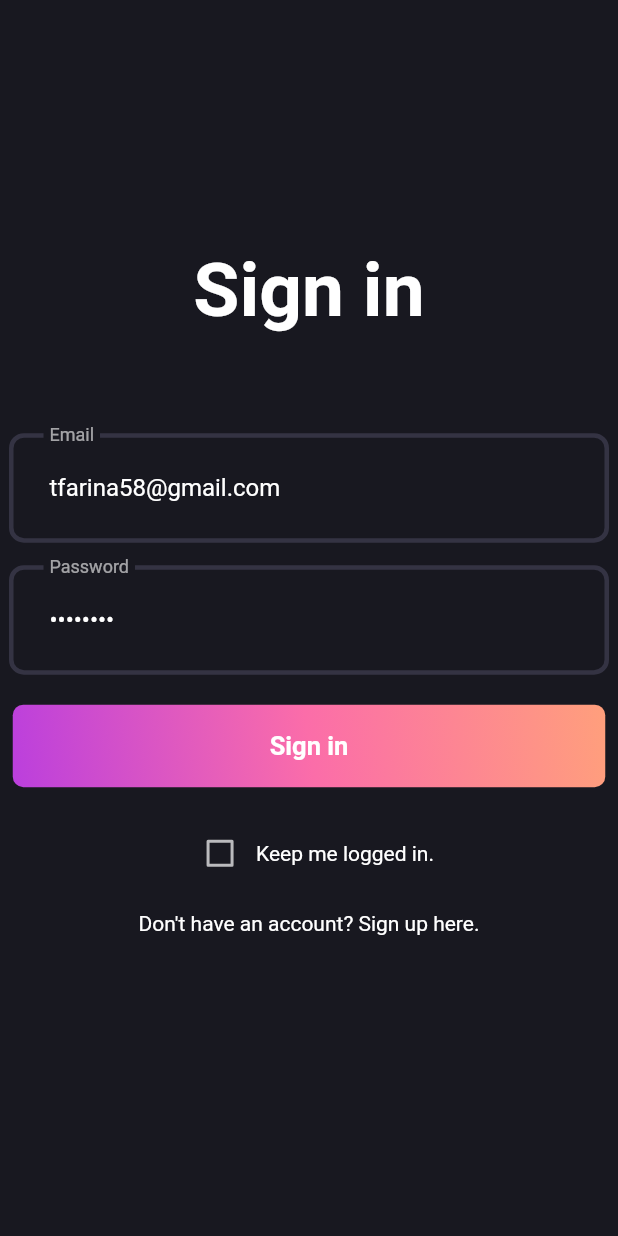
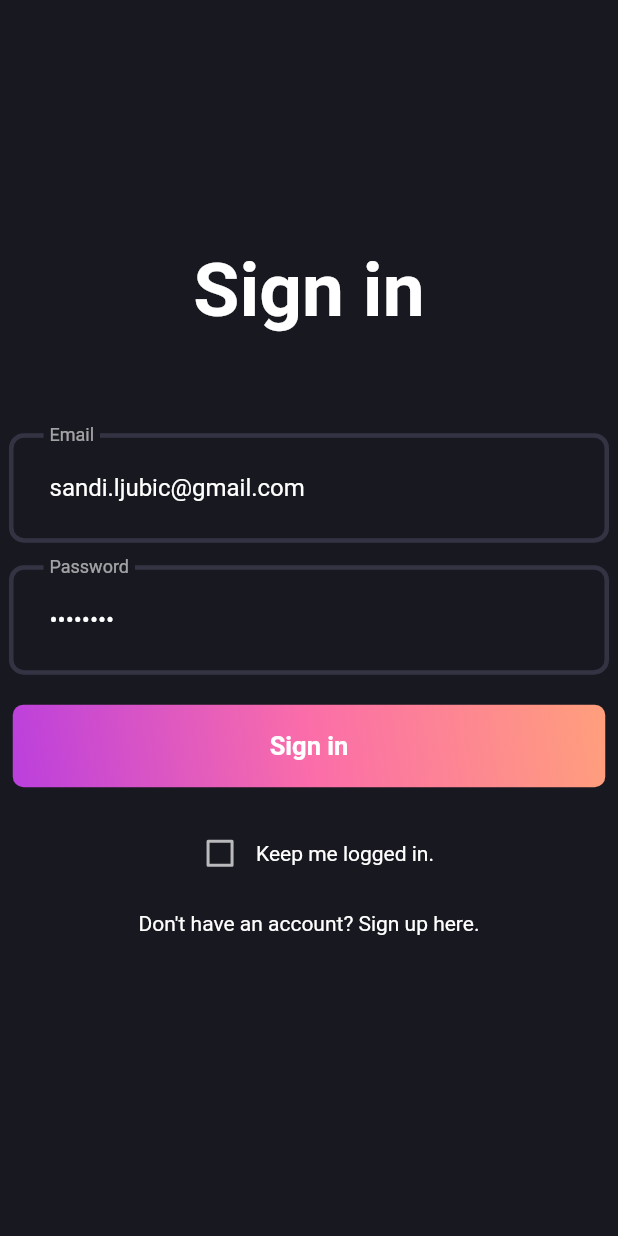
Before and after one commit to tfarina58/Diplomski_rad, a Flutter app: the screen it shows after launch, on a phone screen of 412 x 824 dp. Run offline on Flutter 3.47's test engine with Material 2 defaults, Android fonts, the phone set to English and light mode, and no system bars; our stand-ins replace cloud_firestore, file_picker, firebase_auth, firebase_core, firebase_storage, flutter_map and 5 more; missing offline and left inert: flutter_dropzone, geocode; accounts and stored records are empty.

Commit message:
asdasdwqe12dwergvrtzjumt

```diff
--- a/lib/interfaces/user-preferences.dart
+++ b/lib/interfaces/user-preferences.dart
@@ -1,5 +1,4 @@
 class UserPreferences {
-  String distance;
   String temperature;
   String dateFormat;
   String language;
@@ -8,7 +7,6 @@ class UserPreferences {
   // FontSize fontSize;
 
   UserPreferences({
-    this.distance = "km",
     this.temperature = "C",
     this.dateFormat = "yyyy-MM-dd",
     this.language = "en",
@@ -26,14 +24,4 @@ class UserPreferences {
   static double K2C(double k) {
     return k - 272.15;
   }
-
-    // Kelvin to Fahrenheit
-  static double Km2Mi(double km) {
-    return km * 0.6213;
-  }
-
-  // Kelvin to Celsius
-  static double Mi2Km(double mi) {
-    return mi * 1.6093;
-  }
 }
--- a/lib/interfaces/user.dart
+++ b/lib/interfaces/user.dart
@@ -28,7 +28,6 @@ abstract class User {
       res.lastname = user['lastname'] ?? "";
       res.phone = user['phone'] ?? "";
       res.preferences = UserPreferences(
-        distance: user['distance'] ?? "km",
         temperature: user['temperature'] ?? "C",
         dateFormat: user['dateFormat'] ?? "yyyy-MM-dd",
         language: user['language'] ?? "en",
@@ -63,7 +62,6 @@ abstract class User {
       res.ownerLastname = user['ownerLastname'] ?? "";
       res.phone = user['phone'] ?? "";
       res.preferences = UserPreferences(
-        distance: user['distance'] ?? "km",
         temperature: user['temperature'] ?? "C",
         dateFormat: user['dateFormat'] ?? "yyyy-MM-dd",
         language: user['language'] ?? "en",
@@ -83,7 +81,6 @@ abstract class User {
       res.email = user['email'] ?? "";
       res.phone = user['phone'] ?? "";
       res.preferences = UserPreferences(
-        distance: user['distance'] ?? "km",
         temperature: user['temperature'] ?? "C",
         dateFormat: user['dateFormat'] ?? "yyyy-MM-dd",
         language: user['language'] ?? "en",
@@ -116,7 +113,6 @@ abstract class User {
         "bio": user.bio,
         "blocked": user.blocked,
         "banned": user.banned,
-        "distance": user.preferences.distance,
         "temperature": user.preferences.temperature,
         "dateFormat": user.preferences.dateFormat,
         "language": user.preferences.language,
@@ -143,7 +139,6 @@ abstract class User {
         "bio": user.bio,
         "blocked": user.blocked,
         "banned": user.banned,
-        "distance": user.preferences.distance,
         "temperature": user.preferences.temperature,
         "dateFormat": user.preferences.dateFormat,
         "language": user.preferences.language,
@@ -158,7 +153,6 @@ abstract class User {
       return {
         "email": user.email,
         "phone": user.phone,
-        "distance": user.preferences.distance,
         "temperature": user.preferences.temperature,
         "dateFormat": user.preferences.dateFormat,
         "language": user.preferences.language,
--- a/lib/pages/auth/login.dart
+++ b/lib/pages/auth/login.dart
@@ -14,7 +14,7 @@ class LoginPage extends StatefulWidget {
   LoginPage({Key? key}) : super(key: key);
 
   bool keepLoggedIn = false;
-  String email = "tfarina58@gmail.com";
+  String email = "sandi.ljubic@gmail.com"; // "tfarina58@gmail.com";
   String password = "password";
   LanguageService lang = LanguageService.getInstance("en");
 
@@ -49,28 +49,7 @@ class _LoginPageState extends State<LoginPage> {
                   fontSize: 50,
                 ),
               ),
-              const SizedBox(height: 50),
-              /*SocialButton(
-                iconPath: 'svgs/google.svg',
-                label: widget.lang.dictionary["sign_in_with_google"]!,
-                method: () {},
-                horizontalPadding: 110,
-              ),*/
-              /*const SizedBox(height: 20),
-              SocialButton(
-                iconPath: 'svgs/facebook.svg',
-                label: widget.lang.dictionary["sign_in_with_facebook"]!,
-                method: () {},
-                horizontalPadding: 100,
-              ),
-              const SizedBox(height: 15),
-              Text(
-                widget.lang.dictionary["or"]!,
-                style: const TextStyle(
-                  fontSize: 17,
-                ),
-              ),*/
-              const SizedBox(height: 15),
+              const SizedBox(height: 65),
               StringField(
                 presetText: widget.email,
                 labelText: widget.lang.translate('email'),
@@ -164,10 +143,13 @@ class _LoginPageState extends State<LoginPage> {
           await sharedPreferencesService.setTypeOfUser("ind");
         } else if (user is Company) {
           await sharedPreferencesService.setTypeOfUser("com");
+        } else if (user is Admin) {
+          await sharedPreferencesService.setTypeOfUser("adm");
         }
-        await sharedPreferencesService.setLanguage(user.preferences.language.isEmpty ? user.preferences.language : "en");
+        await sharedPreferencesService.setDateFormat(user.preferences.dateFormat.isNotEmpty ? user.preferences.dateFormat : "en");
+        await sharedPreferencesService.setLanguage(user.preferences.language.isNotEmpty ? user.preferences.language : "en");
         await sharedPreferencesService.setKeepLoggedIn(keepLoggedIn);
-        await sharedPreferencesService.setAvatarImage(user is Customer ? user.avatarImage : "");
+        await sharedPreferencesService.setAvatarImage(user is Customer && user.avatarImage.isNotEmpty ? user.avatarImage : "");
 
         toHomePage();
       }
--- a/lib/services/language.dart
+++ b/lib/services/language.dart
@@ -192,6 +192,9 @@ class LanguageService {
           "cant_obtain_categories": "There was an error while trying to obtain your categories. Please try again later.",
           "cant_obtain_elements": "There was an error while trying to obtain your elements. Please try again later.",
           "must_save_or_cancel_changes": "Before leaving to another element, you must save or cancel all the changes.",
+          "create_element": "Create element",
+          "delete_element": "Delete element",
+          "update_element": "Update element",
         };
         return jsonEN;
       case "de":
@@ -372,6 +375,9 @@ class LanguageService {
           "cant_obtain_categories": "Beim Versuch, Ihre Kategorien abzurufen, ist ein Fehler aufgetreten. Bitte versuchen Sie es später noch einmal.",
           "cant_obtain_elements": "Beim Versuch, Ihre Elemente abzurufen, ist ein Fehler aufgetreten. Bitte versuchen Sie es später noch einmal.",
           "must_save_or_cancel_changes": "Bevor Sie zu einem anderen Element wechseln, müssen Sie alle Änderungen speichern oder verwerfen.",
+          "create_element": "Element erstellen",
+          "delete_element": "Element löschen",
+          "update_element": "Element aktualisieren",
         };
         return jsonDE;
       case "hr":
@@ -548,6 +554,9 @@ class LanguageService {
           "cant_obtain_categories": "Došlo je do pogreške prilikom pokušaja dobivanja vaših kategorija. Molimo pokušajte ponovo kasnije.",
           "cant_obtain_elements": "Došlo je do pogreške prilikom pokušaja dobivanja vaših elemenata. Molimo pokušajte ponovo kasnije.",
           "must_save_or_cancel_changes": "Prije odlaska na drugi element morate spremiti ili poništiti sve promjene.",
+          "create_element": "Stvori element",
+          "delete_element": "Izbriši element",
+          "update_element": "Ažuriraj element",
         };
         return jsonHR;
     }
--- a/lib/widgets/header_widget.dart
+++ b/lib/widgets/header_widget.dart
@@ -218,6 +218,7 @@ class _HeaderComponentState extends State<HeaderComponent> {
                                         await sharedPreferencesService.setLanguage("en");
                                         await sharedPreferencesService.setKeepLoggedIn(false);
                                         await sharedPreferencesService.setAvatarImage("");
+                                        await sharedPreferencesService.setDateFormat("");
 
                                         Navigator.popUntil(context, (route) => false);
 
--- a/lib/widgets/maps.dart
+++ b/lib/widgets/maps.dart
@@ -75,6 +75,7 @@ class _MapsWidgetState extends State<MapsWidget> {
   }
 
   double getMapZoom(LatLng center) {
+    if (widget.estates.isEmpty) return 1.5;
     return 8;
   }
 
```
Also changed, not shown: lib/interfaces/element.dart (+21 -0 lines), lib/pages/estates/elements.dart (+35 -93 lines), lib/pages/estates/estate-details.dart (+29 -7 lines), lib/pages/estates/estates.dart (+6 -10 lines), lib/pages/header/profile.dart (+5 -26 lines), lib/services/firebase.dart (+4 -7 lines), lib/services/shared_preferences.dart (+8 -0 lines).
